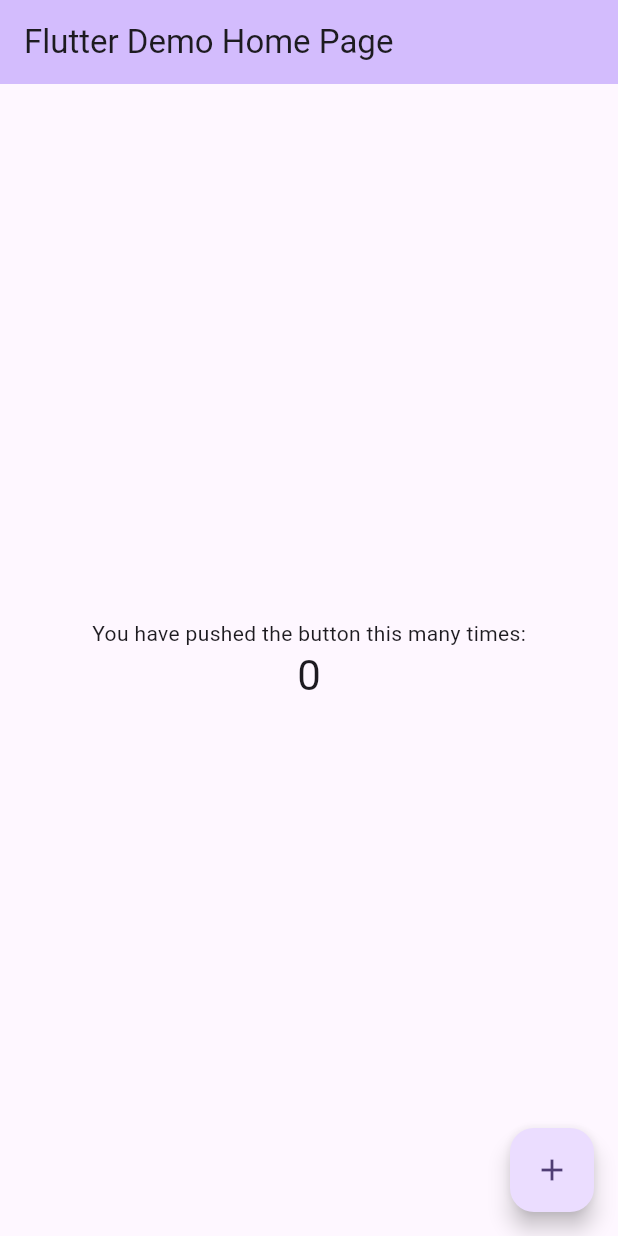
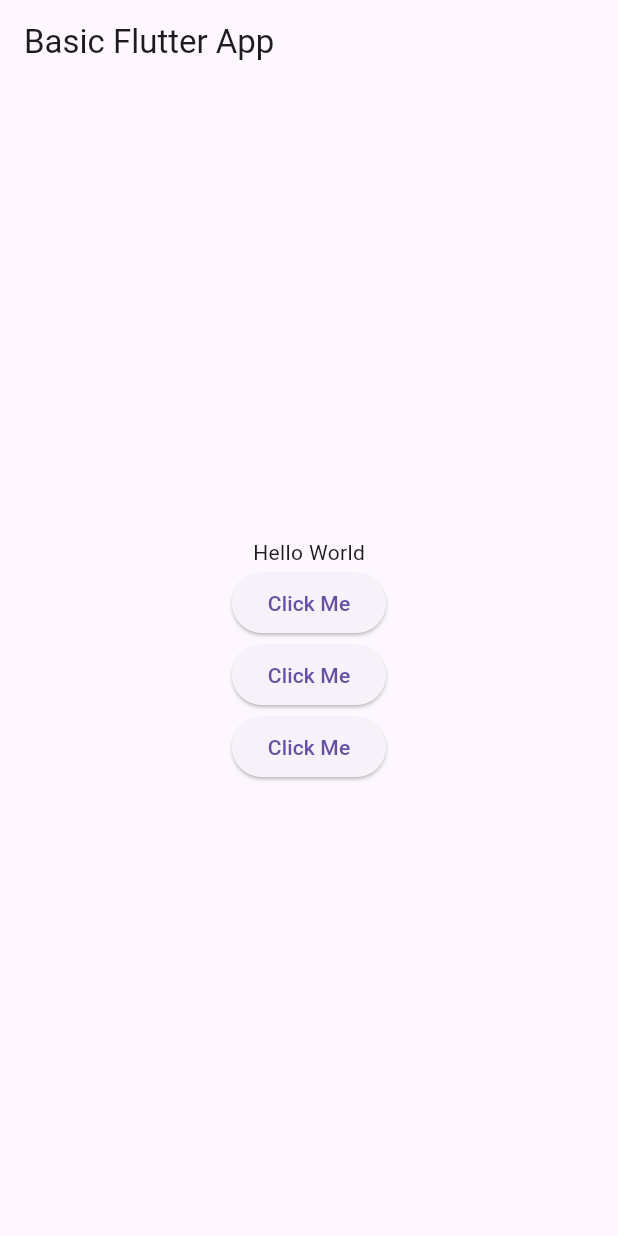
Before and after one commit to ArslanBaris/basic_flutter_app, a Flutter app: the screen it shows after launch, on a phone screen of 412 x 824 dp. Run offline on Flutter 3.47's test engine with Material 3 defaults, Android fonts, the light colour scheme and no system bars.

Commit message:
home screen revised

```diff
--- a/lib/main.dart
+++ b/lib/main.dart
@@ -7,119 +7,79 @@
 class MyApp extends StatelessWidget {
   const MyApp({super.key});
 
-  // This widget is the root of your application.
   @override
   Widget build(BuildContext context) {
-    return MaterialApp(
-      title: 'Flutter Demo',
-      theme: ThemeData(
-        // This is the theme of your application.
-        //
-        // TRY THIS: Try running your application with "flutter run". You'll see
-        // the application has a purple toolbar. Then, without quitting the app,
-        // try changing the seedColor in the colorScheme below to Colors.green
-        // and then invoke "hot reload" (save your changes or press the "hot
-        // reload" button in a Flutter-supported IDE, or press "r" if you used
-        // the command line to start the app).
-        //
-        // Notice that the counter didn't reset back to zero; the application
-        // state is not lost during the reload. To reset the state, use hot
-        // restart instead.
-        //
-        // This works for code too, not just values: Most code changes can be
-        // tested with just a hot reload.
-        colorScheme: ColorScheme.fromSeed(seedColor: Colors.deepPurple),
-        useMaterial3: true,
-      ),
-      home: const MyHomePage(title: 'Flutter Demo Home Page'),
+    return const MaterialApp(
+      title: "Basic Flutter App",
+      home: MainContainer(),
     );
   }
 }
 
-class MyHomePage extends StatefulWidget {
-  const MyHomePage({super.key, required this.title});
-
-  // This widget is the home page of your application. It is stateful, meaning
-  // that it has a State object (defined below) that contains fields that affect
-  // how it looks.
-
-  // This class is the configuration for the state. It holds the values (in this
-  // case the title) provided by the parent (in this case the App widget) and
-  // used by the build method of the State. Fields in a Widget subclass are
-  // always marked "final".
-
-  final String title;
+class MainContainer extends StatelessWidget {
+  const MainContainer({super.key});
 
   @override
-  State<MyHomePage> createState() => _MyHomePageState();
+  Widget build(BuildContext context) {
+    return Scaffold(
+      appBar: AppBar(
+        title: const Text("Basic Flutter App"),
+      ),
+      body: const Home(),
+    );
+  }
 }
 
-class _MyHomePageState extends State<MyHomePage> {
-  int _counter = 0;
+class Home extends StatefulWidget {
+  const Home({super.key});
 
-  void _incrementCounter() {
+  @override
+  State<Home> createState() => _HomeState();
+}
+
+class _HomeState extends State<Home> {
+  String text = "Hello World";
+
+  showFirstText() {
     setState(() {
-      // This call to setState tells the Flutter framework that something has
-      // changed in this State, which causes it to rerun the build method below
-      // so that the display can reflect the updated values. If we changed
-      // _counter without calling setState(), then the build method would not be
-      // called again, and so nothing would appear to happen.
-      _counter++;
+      text = "First Text";
+    });
+  }
+
+  showSecondText() {
+    setState(() {
+      text = "Second Text";
+    });
+  }
+
+  showThirdText() {
+    setState(() {
+      text = "Third Text";
     });
   }
 
   @override
   Widget build(BuildContext context) {
-    // This method is rerun every time setState is called, for instance as done
-    // by the _incrementCounter method above.
-    //
-    // The Flutter framework has been optimized to make rerunning build methods
-    // fast, so that you can just rebuild anything that needs updating rather
-    // than having to individually change instances of widgets.
-    return Scaffold(
-      appBar: AppBar(
-        // TRY THIS: Try changing the color here to a specific color (to
-        // Colors.amber, perhaps?) and trigger a hot reload to see the AppBar
-        // change color while the other colors stay the same.
-        backgroundColor: Theme.of(context).colorScheme.inversePrimary,
-        // Here we take the value from the MyHomePage object that was created by
-        // the App.build method, and use it to set our appbar title.
-        title: Text(widget.title),
-      ),
-      body: Center(
-        // Center is a layout widget. It takes a single child and positions it
-        // in the middle of the parent.
-        child: Column(
-          // Column is also a layout widget. It takes a list of children and
-          // arranges them vertically. By default, it sizes itself to fit its
-          // children horizontally, and tries to be as tall as its parent.
-          //
-          // Column has various properties to control how it sizes itself and
-          // how it positions its children. Here we use mainAxisAlignment to
-          // center the children vertically; the main axis here is the vertical
-          // axis because Columns are vertical (the cross axis would be
-          // horizontal).
-          //
-          // TRY THIS: Invoke "debug painting" (choose the "Toggle Debug Paint"
-          // action in the IDE, or press "p" in the console), to see the
-          // wireframe for each widget.
-          mainAxisAlignment: MainAxisAlignment.center,
-          children: <Widget>[
-            const Text(
-              'You have pushed the button this many times:',
-            ),
-            Text(
-              '$_counter',
-              style: Theme.of(context).textTheme.headlineMedium,
-            ),
-          ],
-        ),
-      ),
-      floatingActionButton: FloatingActionButton(
-        onPressed: _incrementCounter,
-        tooltip: 'Increment',
-        child: const Icon(Icons.add),
-      ), // This trailing comma makes auto-formatting nicer for build methods.
+    return Container(
+      child: Center(
+          child: Column(
+        mainAxisAlignment: MainAxisAlignment.center,
+        children: [
+          Text(text),
+          ElevatedButton(
+            onPressed: showFirstText,
+            child: const Text("Click Me"),
+          ),
+          ElevatedButton(
+            onPressed: showSecondText,
+            child: const Text("Click Me"),
+          ),
+          ElevatedButton(
+            onPressed: showThirdText,
+            child: const Text("Click Me"),
+          )
+        ],
+      )),
     );
   }
 }
```
